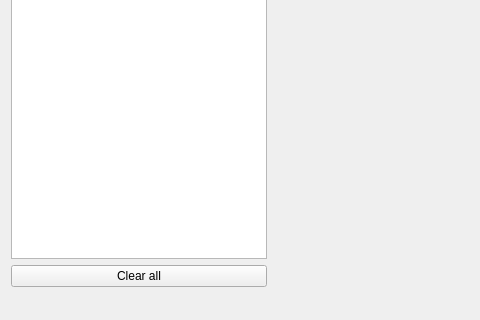
wcdbmv/CGC, file mainwindow.ui: the form before one commit; both pictures show x 0 to 480 and y 360 to 680 of the 960 by 680 pixel window.
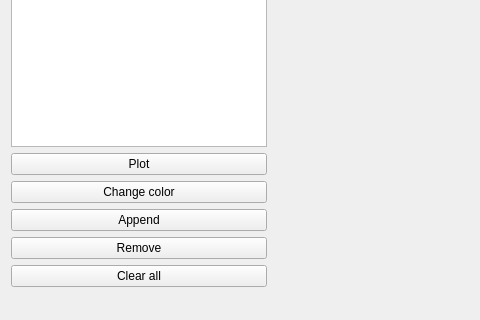
The form after the commit. Custom widgets are drawn as their Qt base class.

Commit message: Add append and remove slots to FunctionTableWidget, debug Surface class

What changed in the file:
```diff
--- a/mainwindow.ui
+++ b/mainwindow.ui
@@ -2,6 +2,14 @@
 <ui version="4.0">
  <class>MainWindow</class>
  <widget class="QMainWindow" name="MainWindow">
+  <property name="geometry">
+   <rect>
+    <x>0</x>
+    <y>0</y>
+    <width>960</width>
+    <height>680</height>
+   </rect>
+  </property>
   <property name="minimumSize">
    <size>
     <width>960</width>
@@ -23,14 +31,7 @@
       </property>
      </widget>
     </item>
-    <item row="1" column="0">
-     <widget class="QPushButton" name="clearAllPushButton">
-      <property name="text">
-       <string>Clear all</string>
-      </property>
-     </widget>
-    </item>
-    <item row="0" column="1" rowspan="2">
+    <item row="0" column="1" rowspan="6">
      <widget class="DrawLabel" name="drawLabel">
       <property name="sizePolicy">
        <sizepolicy hsizetype="Expanding" vsizetype="Expanding">
@@ -40,6 +41,41 @@
       </property>
      </widget>
     </item>
+    <item row="5" column="0">
+     <widget class="QPushButton" name="clearAllPushButton">
+      <property name="text">
+       <string>Clear all</string>
+      </property>
+     </widget>
+    </item>
+    <item row="4" column="0">
+     <widget class="QPushButton" name="removePushButton">
+      <property name="text">
+       <string>Remove</string>
+      </property>
+     </widget>
+    </item>
+    <item row="1" column="0">
+     <widget class="QPushButton" name="plotPushButton">
+      <property name="text">
+       <string>Plot</string>
+      </property>
+     </widget>
+    </item>
+    <item row="2" column="0">
+     <widget class="QPushButton" name="changeColorPushButton">
+      <property name="text">
+       <string>Change color</string>
+      </property>
+     </widget>
+    </item>
+    <item row="3" column="0">
+     <widget class="QPushButton" name="appendPushButton">
+      <property name="text">
+       <string>Append</string>
+      </property>
+     </widget>
+    </item>
    </layout>
   </widget>
   <widget class="QMenuBar" name="menuBar">
```
The commit also changes 12 other files.
